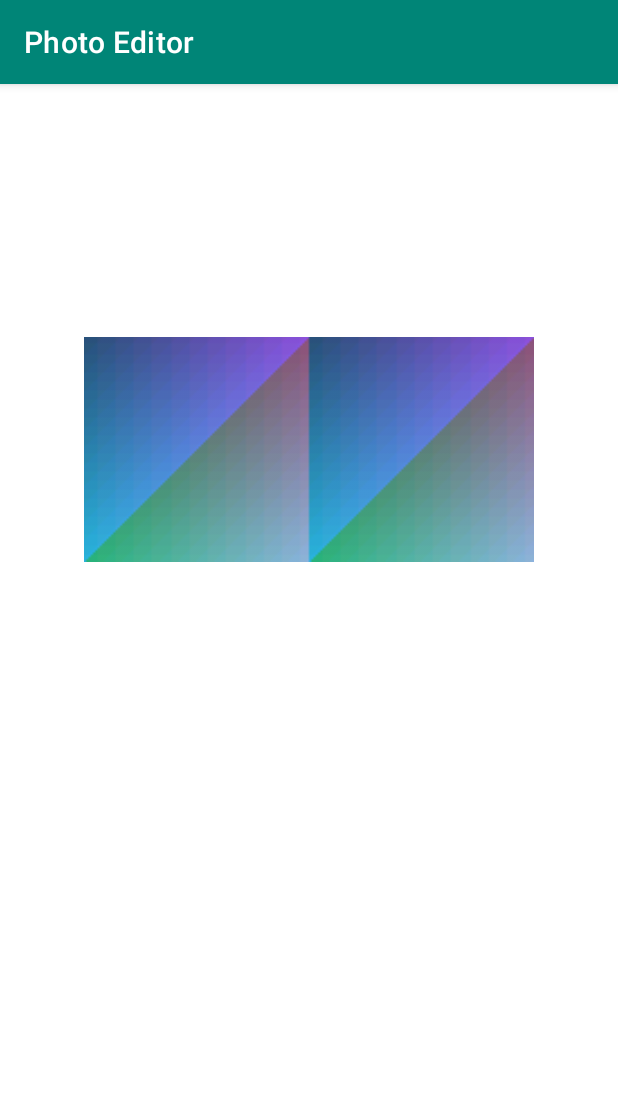
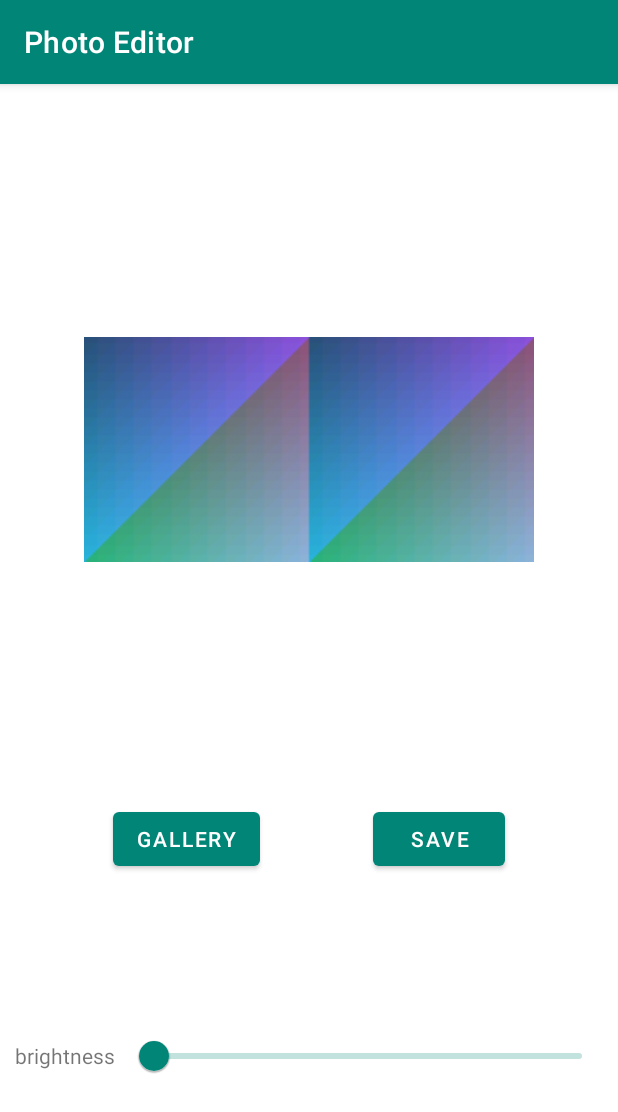
Before and after one commit to mike1shef/Photo_Editor, an Android app: the screen it shows after launch (MainActivity), on a phone screen of 412 x 824 dp. Shown: the top 1112 px of the screen. Run offline under Robolectric (Android 15) with nearby library versions, the phone set to English and light mode, and no system bars.

Commit message:
added slider and button to activity_main.xml

```diff
--- a/Photo Editor/task/src/main/java/org/hyperskill/photoeditor/MainActivity.kt
+++ b/Photo Editor/task/src/main/java/org/hyperskill/photoeditor/MainActivity.kt
@@ -7,6 +7,7 @@ import android.graphics.Color
 import android.os.Bundle
 import android.provider.MediaStore
 import android.view.View
+import android.widget.Button
 import android.widget.ImageView
 import androidx.activity.result.ActivityResult
 import androidx.activity.result.ActivityResultLauncher
@@ -24,11 +25,25 @@ class MainActivity : AppCompatActivity() {
 
         //do not change this line
         currentImage.setImageBitmap(createBitmap())
+
+        val btnGallery = findViewById<Button>(R.id.btnGallery).setOnClickListener {
+            val intent = Intent(Intent.ACTION_PICK, MediaStore.Images.Media.EXTERNAL_CONTENT_URI)
+            activityResultLauncher.launch(intent)
+        }
     }
 
     private fun bindViews() {
         currentImage = findViewById(R.id.ivPhoto)
     }
+
+    private val activityResultLauncher =
+        registerForActivityResult(StartActivityForResult()) { result ->
+            if (result.resultCode == Activity.RESULT_OK) {
+                val photoUri = result.data?.data ?: return@registerForActivityResult
+                // code to update ivPhoto with loaded image
+                currentImage.setImageURI(photoUri)
+            }
+        }
 
     // do not change this function
     fun createBitmap(): Bitmap {
--- a/Photo Editor/task/src/main/res/layout/activity_main.xml
+++ b/Photo Editor/task/src/main/res/layout/activity_main.xml
@@ -1,5 +1,6 @@
 <?xml version="1.0" encoding="utf-8"?>
-<androidx.constraintlayout.widget.ConstraintLayout xmlns:android="http://schemas.android.com/apk/res/android"
+<androidx.constraintlayout.widget.ConstraintLayout
+    xmlns:android="http://schemas.android.com/apk/res/android"
     xmlns:app="http://schemas.android.com/apk/res-auto"
     xmlns:tools="http://schemas.android.com/tools"
     android:layout_width="match_parent"
@@ -16,5 +17,52 @@
         app:layout_constraintTop_toTopOf="parent"
         app:layout_constraintVertical_bias="0.2"/>
 
+    <Button
+        android:id="@+id/btnGallery"
+        android:text="@string/gallery"
+        android:layout_width="wrap_content"
+        android:layout_height="wrap_content"
+        app:layout_constraintTop_toBottomOf="@+id/ivPhoto"
+        app:layout_constraintBottom_toTopOf="@id/linear"
+        app:layout_constraintStart_toStartOf="parent"
+        app:layout_constraintEnd_toStartOf="@id/btnSave" />
+
+    <Button
+        android:id="@+id/btnSave"
+        android:text="@string/save"
+        android:layout_width="wrap_content"
+        android:layout_height="wrap_content"
+        app:layout_constraintTop_toBottomOf="@+id/ivPhoto"
+        app:layout_constraintBottom_toTopOf="@id/linear"
+        app:layout_constraintStart_toEndOf="@id/btnGallery"
+        app:layout_constraintEnd_toEndOf="parent" />
+
+    <LinearLayout
+        android:id="@+id/linear"
+        app:layout_constraintTop_toBottomOf="@id/btnGallery"
+        app:layout_constraintBottom_toBottomOf="parent"
+        app:layout_constraintStart_toStartOf="parent"
+        app:layout_constraintEnd_toEndOf="parent"
+        android:layout_width="match_parent"
+        android:layout_height="wrap_content"
+        android:orientation="horizontal"
+        android:padding="10dp"
+        >
+
+    <TextView
+        android:id="@+id/brightness_text"
+        android:layout_width="wrap_content"
+        android:layout_height="wrap_content"
+        android:paddingEnd="10dp"
+        android:layout_gravity="center"
+        android:text="brightness"/>
+
+    <com.google.android.material.slider.Slider
+        android:id="@+id/slBrightness"
+        app:layout_constraintEnd_toEndOf="parent"
+        android:layout_width="wrap_content"
+        android:layout_height="wrap_content"/>
+    </LinearLayout>
+
 
 </androidx.constraintlayout.widget.ConstraintLayout>
--- a/Photo Editor/task/src/main/res/values/strings.xml
+++ b/Photo Editor/task/src/main/res/values/strings.xml
@@ -1,3 +1,5 @@
 <resources>
     <string name="app_name">Photo Editor</string>
+    <string name="gallery">gallery</string>
+    <string name="save">save</string>
 </resources>
```
Also changed, not shown: 6 other files.
